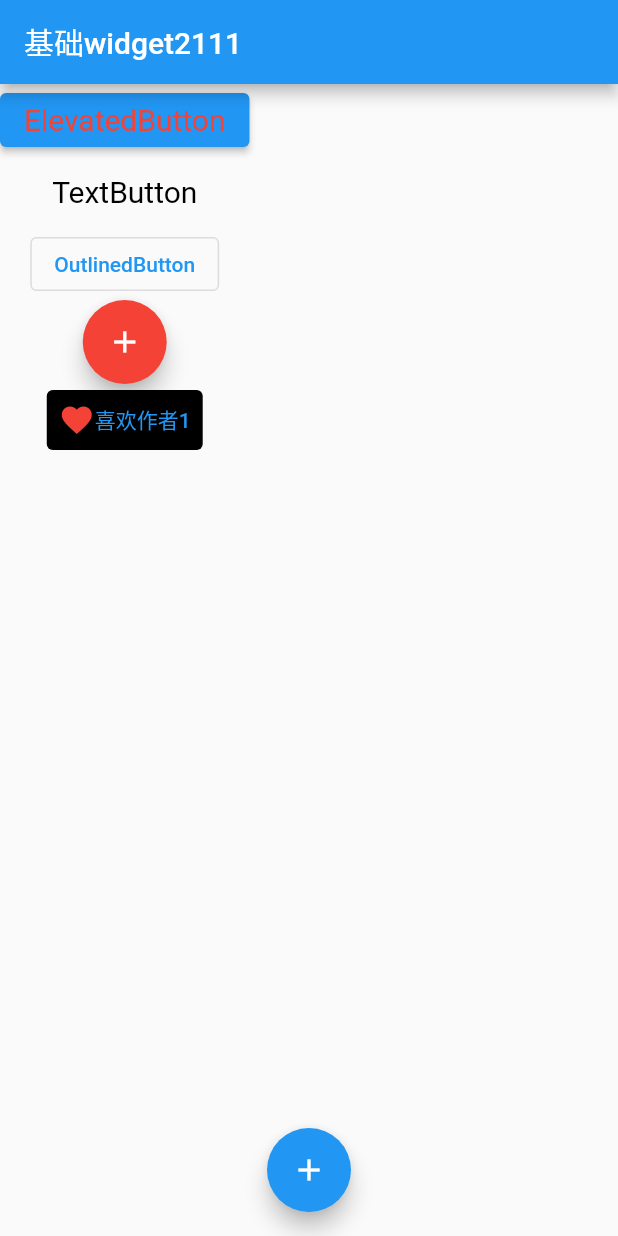
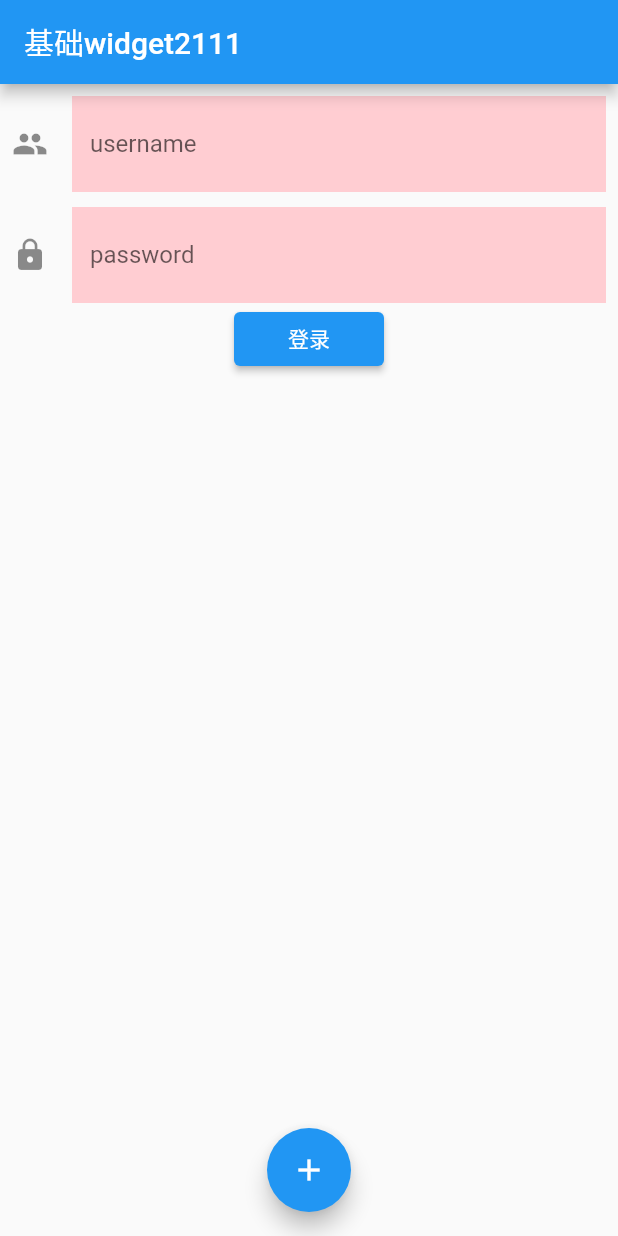
Before and after one commit to struggle-fish/learn_flutter, a Flutter app: the screen it shows after launch, on a phone screen of 412 x 824 dp. Run offline on Flutter 3.47's test engine with Material 2 defaults, Android fonts, the phone set to English and light mode, and no system bars.

Commit message:
添加图片组件以及输入框

```diff
--- /dev/null
+++ b/lib/day02/06_TextFileDemo.dart
@@ -0,0 +1,72 @@
+import 'package:flutter/material.dart';
+
+class TextFiledDemo extends StatelessWidget {
+
+  final usernameTextEditController = TextEditingController();
+  final passwordTextEditController = TextEditingController();
+
+  @override
+  Widget build(BuildContext context) {
+    return Theme(
+      data: ThemeData(
+        primaryColor: Colors.green,
+      ),
+      child: Padding(
+        padding: const EdgeInsets.all(8.0),
+        child: Column(
+          children: [
+            TextField(
+              controller: usernameTextEditController,
+              decoration: InputDecoration(
+                  labelText: 'username',
+                  icon: Icon(Icons.people),
+                  hintText: '请输入用户名',
+                  border: InputBorder.none,
+                  filled: true,
+                  fillColor: Colors.red[100]
+              ),
+              onChanged: (value) {
+                print(value);
+              },
+              onSubmitted: (value) {
+                print('提交${value}');
+              },
+            ),
+            SizedBox(
+              height: 10,
+            ),
+            TextField(
+              controller: passwordTextEditController,
+              decoration: InputDecoration(
+                  labelText: 'password',
+                  icon: Icon(Icons.lock),
+                  hintText: '请输入密码',
+                  border: InputBorder.none,
+                  filled: true,
+                  fillColor: Colors.red[100]
+              ),
+              onChanged: (value) {
+                print(value);
+              },
+              onSubmitted: (value) {
+                print('提交密码${value}');
+              },
+            ),
+            Container(
+              width: 100,
+              child: ElevatedButton(
+                  onPressed: () {
+                    // 获取用户名和密码
+                    final username = usernameTextEditController.text;
+                    final password = passwordTextEditController.text;
+                    print('用户名:${username}, 密码:${password}');
+                  },
+                  child: Text('登录')
+              ),
+            )
+          ],
+        ),
+      ),
+    );
+  }
+}
--- a/lib/main.dart
+++ b/lib/main.dart
@@ -1,5 +1,6 @@
 import 'package:flutter/material.dart';
-import 'package:learn_flutter/day02/04_ButtonDemo.dart';
+import 'package:learn_flutter/day02/05_ImageDemo.dart';
+import 'package:learn_flutter/day02/06_TextFileDemo.dart';
 
 void main() => runApp(
     MyApp()
@@ -44,8 +45,15 @@ class HomeContent extends StatefulWidget {
 }
 
 class _HomeContentState extends State<HomeContent> {
+  final imageURL = 'https://club2.autoimg.cn/album/g26/M02/4C/44/userphotos/2020/07/25/10/820_ChwFkF8bniOAU_8EAJavO73o2KM848.jpg';
+
+
+  final usernameTextEditController = TextEditingController();
+  final passwordTextEditController = TextEditingController();
+
   @override
   Widget build(BuildContext context) {
-    return ButtonDemo();
+
+    return TextFiledDemo();
   }
 }
--- a/pubspec.yaml
+++ b/pubspec.yaml
@@ -58,9 +58,9 @@ flutter:
   uses-material-design: true
 
   # To add assets to your application, add an assets section, like this:
-  # assets:
-  #   - images/a_dot_burr.jpeg
-  #   - images/a_dot_ham.jpeg
+  assets:
+    - assets/images/*
+#     - images/a_dot_ham.jpeg
 
   # An image asset can refer to one or more resolution-specific "variants", see
   # https://flutter.dev/assets-and-images/#resolution-aware.
```
Also changed, not shown: lib/day02/04_ButtonDemo.dart (+14 -0 lines), lib/day02/05_ImageDemo.dart (added, +73 -0 lines), assets/images/autohomedealer__ChwFRl_7xauAaYWPAAFcSUswvQ0960.jpeg (added), 1 other file.
